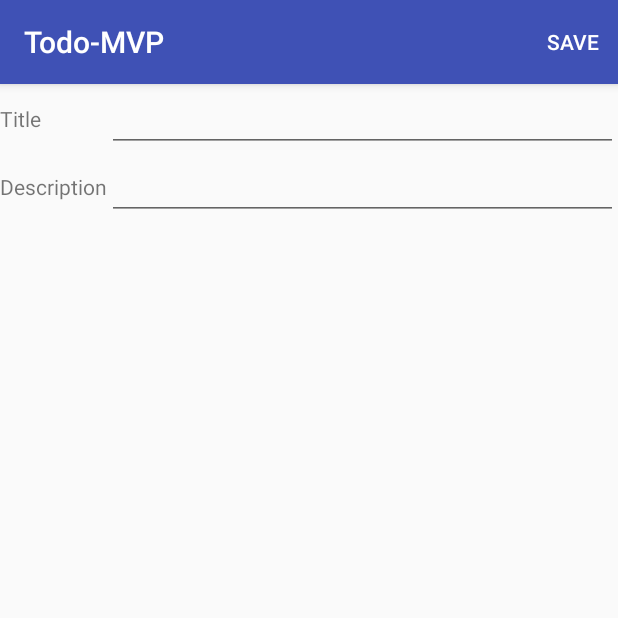
After one commit to mchowning/android-todo-playground-app, an Android app: the fragment AddTaskFragment placed in its activity, on a phone screen of 412 x 824 dp, the top half of it. The commit adds this screen. Run offline under Robolectric (Android 15) with nearby library versions, the phone set to English and light mode, and no system bars.

Commit message:
Basic functionality to add todo items

```diff
--- a/mvp/app/src/main/AndroidManifest.xml
+++ b/mvp/app/src/main/AndroidManifest.xml
@@ -1,6 +1,8 @@
 <?xml version="1.0" encoding="utf-8"?>
 <manifest xmlns:android="http://schemas.android.com/apk/res/android"
           package="com.mattchowning.todo_mvp">
+
+    <uses-permission android:name="android.permission.INTERNET"/>
 
     <application
         android:allowBackup="true"
--- /dev/null
+++ b/mvp/app/src/main/java/com/mattchowning/todo_mvp/AddTaskFragment.kt
@@ -0,0 +1,34 @@
+package com.mattchowning.todo_mvp
+
+import android.os.Bundle
+import android.support.v4.app.Fragment
+import android.view.*
+import android.widget.Toast
+import kotlinx.android.synthetic.main.add_task_fragment.*
+
+class AddTaskFragment : Fragment() {
+
+    override fun onCreate(savedInstanceState: Bundle?) {
+        super.onCreate(savedInstanceState)
+        setHasOptionsMenu(true)
+    }
+
+    override fun onCreateView(inflater: LayoutInflater, container: ViewGroup?, savedInstanceState: Bundle?): View? {
+        return inflater.inflate(R.layout.add_task_fragment, container, false)
+    }
+
+    override fun onCreateOptionsMenu(menu: Menu?, inflater: MenuInflater?) {
+        inflater?.inflate(R.menu.add_fragment_menu, menu)
+    }
+
+    override fun onOptionsItemSelected(item: MenuItem?): Boolean {
+        if (item?.itemId == R.id.menu_save) {
+            Toast.makeText(context, "save button clicked", Toast.LENGTH_SHORT).show()
+            val taskItem = TaskItem(task_title_edittext.text.toString(), task_description_edittext.text.toString())
+            MainActivity.repository.addItem(taskItem)
+            fragmentManager?.popBackStack()
+            return true
+        }
+        return super.onOptionsItemSelected(item)
+    }
+}
--- a/mvp/app/src/main/java/com/mattchowning/todo_mvp/MainActivity.kt
+++ b/mvp/app/src/main/java/com/mattchowning/todo_mvp/MainActivity.kt
@@ -1,12 +1,28 @@
 package com.mattchowning.todo_mvp
 
+import android.os.Bundle
+import android.support.v4.app.Fragment
+import android.support.v4.app.FragmentManager
 import android.support.v7.app.AppCompatActivity
-import android.os.Bundle
 
 class MainActivity : AppCompatActivity() {
 
     override fun onCreate(savedInstanceState: Bundle?) {
         super.onCreate(savedInstanceState)
         setContentView(R.layout.activity_main)
+        replaceFragment(TaskListFragment(), supportFragmentManager, false)
+    }
+
+    companion object {
+        val repository = Repository()
+
+        fun replaceFragment(fragment: Fragment, fragmentManager: FragmentManager?, toBackstack: Boolean) {
+            checkNotNull(fragmentManager)
+            checkNotNull(fragment)
+            val transaction = fragmentManager?.beginTransaction()
+                           ?.replace(R.id.contentFrame, fragment)
+            if (toBackstack) transaction?.addToBackStack(fragment::class.toString())
+            transaction?.commit()
+        }
     }
 }
--- /dev/null
+++ b/mvp/app/src/main/java/com/mattchowning/todo_mvp/TaskItem.kt
@@ -0,0 +1,7 @@
+package com.mattchowning.todo_mvp
+
+import java.util.*
+
+data class TaskItem(val title: String,
+                    val description : String,
+                    val uniqueId : String = UUID.randomUUID().toString())
--- /dev/null
+++ b/mvp/app/src/main/java/com/mattchowning/todo_mvp/TaskListAdapter.kt
@@ -0,0 +1,32 @@
+package com.mattchowning.todo_mvp
+
+import android.support.v7.widget.RecyclerView
+import android.view.LayoutInflater
+import android.view.View
+import android.view.ViewGroup
+import kotlinx.android.synthetic.main.task_list_row.view.*
+import java.util.*
+
+class TaskListAdapter : RecyclerView.Adapter<TaskListAdapter.TaskItemViewHolder>() {
+
+    var taskItems: List<TaskItem> = Collections.emptyList()
+
+    class TaskItemViewHolder(itemView: View) : RecyclerView.ViewHolder(itemView) {
+        fun bind(item: TaskItem) = with(itemView) {
+            titleTextView.text = item.title
+            descriptionTextView.text = item.description
+            uniqueIdTextView.text = item.uniqueId.toString()
+        }
+    }
+
+    override fun onCreateViewHolder(parent: ViewGroup, viewType: Int): TaskItemViewHolder {
+        val v = LayoutInflater.from(parent.context).inflate(R.layout.task_list_row, parent, false)
+        return TaskItemViewHolder(v)
+    }
+
+    override fun getItemCount(): Int = taskItems.size
+
+    override fun onBindViewHolder(holder: TaskItemViewHolder, position: Int) {
+        holder.bind(taskItems[position])
+    }
+}
--- /dev/null
+++ b/mvp/app/src/main/java/com/mattchowning/todo_mvp/TaskListFragment.kt
@@ -0,0 +1,49 @@
+package com.mattchowning.todo_mvp
+
+import android.arch.lifecycle.Observer
+import android.os.Bundle
+import android.support.v4.app.Fragment
+import android.support.v7.widget.LinearLayoutManager
+import android.view.LayoutInflater
+import android.view.View
+import android.view.ViewGroup
+import android.widget.Toast
+import kotlinx.android.synthetic.main.tasks_list_fragment.*
+
+class TaskListFragment : Fragment() {
+
+    private val taskListAdapter = TaskListAdapter()
+
+    override fun onActivityCreated(savedInstanceState: Bundle?) {
+        super.onActivityCreated(savedInstanceState)
+        MainActivity.repository.data
+                .observe(this,
+                        Observer { taskList ->
+                            if (taskList != null) {
+                                taskListAdapter.taskItems = taskList
+                                taskListAdapter.notifyDataSetChanged()
+                            }
+                        })
+    }
+
+    override fun onCreateView(inflater: LayoutInflater,
+                              container: ViewGroup?,
+                              savedInstanceState: Bundle?): View? {
+        return inflater.inflate(R.layout.tasks_list_fragment, container,false)
+    }
+
+    override fun onViewCreated(view: View, savedInstanceState: Bundle?) {
+        recyclerView.apply {
+            layoutManager = LinearLayoutManager(context)
+            adapter = taskListAdapter
+        }
+
+        floatingActionButton.setOnClickListener {
+            Toast.makeText(context, "Clicked", Toast.LENGTH_SHORT).show()
+            MainActivity.replaceFragment(AddTaskFragment(), fragmentManager, true)
+        }
+    }
+
+
+
+}
--- /dev/null
+++ b/mvp/app/src/main/res/drawable/ic_add_white.xml
@@ -0,0 +1,5 @@
+<vector android:height="24dp" android:tint="#FFFFFF"
+    android:viewportHeight="24.0" android:viewportWidth="24.0"
+    android:width="24dp" xmlns:android="http://schemas.android.com/apk/res/android">
+    <path android:fillColor="#FF000000" android:pathData="M19,13h-6v6h-2v-6H5v-2h6V5h2v6h6v2z"/>
+</vector>
--- /dev/null
+++ b/mvp/app/src/main/res/drawable/ic_check_box_outline_blank_gray.xml
@@ -0,0 +1,5 @@
+<vector android:height="24dp" android:tint="#373737"
+    android:viewportHeight="24.0" android:viewportWidth="24.0"
+    android:width="24dp" xmlns:android="http://schemas.android.com/apk/res/android">
+    <path android:fillColor="#FF000000" android:pathData="M19,5v14H5V5h14m0,-2H5c-1.1,0 -2,0.9 -2,2v14c0,1.1 0.9,2 2,2h14c1.1,0 2,-0.9 2,-2V5c0,-1.1 -0.9,-2 -2,-2z"/>
+</vector>
--- a/mvp/app/src/main/res/layout/activity_main.xml
+++ b/mvp/app/src/main/res/layout/activity_main.xml
@@ -1,19 +1,9 @@
 <?xml version="1.0" encoding="utf-8"?>
-<android.support.constraint.ConstraintLayout
+<FrameLayout
     xmlns:android="http://schemas.android.com/apk/res/android"
-    xmlns:app="http://schemas.android.com/apk/res-auto"
     xmlns:tools="http://schemas.android.com/tools"
+    android:id="@+id/contentFrame"
     android:layout_width="match_parent"
     android:layout_height="match_parent"
-    tools:context=".MainActivity">
-
-    <TextView
-        android:layout_width="wrap_content"
-        android:layout_height="wrap_content"
-        android:text="Hello World!"
-        app:layout_constraintBottom_toBottomOf="parent"
-        app:layout_constraintLeft_toLeftOf="parent"
-        app:layout_constraintRight_toRightOf="parent"
-        app:layout_constraintTop_toTopOf="parent"/>
-
-</android.support.constraint.ConstraintLayout>
+    tools:context=".MainActivity"
+    />
--- /dev/null
+++ b/mvp/app/src/main/res/layout/add_task_fragment.xml
@@ -0,0 +1,55 @@
+<?xml version="1.0" encoding="utf-8"?>
+<android.support.constraint.ConstraintLayout
+    xmlns:android="http://schemas.android.com/apk/res/android"
+    android:layout_width="match_parent"
+    android:layout_height="match_parent"
+    xmlns:app="http://schemas.android.com/apk/res-auto">
+
+    <TextView
+        android:id="@+id/task_title_textview"
+        android:layout_width="wrap_content"
+        android:layout_height="wrap_content"
+        android:text="Title"
+        app:layout_constraintLeft_toLeftOf="parent"
+        app:layout_constraintTop_toTopOf="@+id/task_title_edittext"
+        app:layout_constraintBottom_toBottomOf="@+id/task_title_edittext"
+        />
+
+    <TextView
+        android:id="@+id/task_description_textview"
+        android:layout_width="wrap_content"
+        android:layout_height="wrap_content"
+        android:text="Description"
+        app:layout_constraintTop_toTopOf="@+id/task_description_edittext"
+        app:layout_constraintBottom_toBottomOf="@+id/task_description_edittext"
+        app:layout_constraintLeft_toLeftOf="parent"
+        />
+
+    <android.support.constraint.Barrier
+        android:id="@+id/barrier"
+        android:layout_width="wrap_content"
+        android:layout_height="wrap_content"
+        app:barrierDirection="right"
+        app:constraint_referenced_ids="task_title_textview,task_description_textview"
+        />
+
+    <EditText
+        android:id="@+id/task_title_edittext"
+        android:layout_width="0dp"
+        android:layout_height="wrap_content"
+        app:layout_constraintLeft_toRightOf="@+id/barrier"
+        app:layout_constraintRight_toRightOf="parent"
+        app:layout_constraintTop_toTopOf="parent"
+        android:layout_marginBottom="16dp"
+        />
+
+    <EditText
+        android:id="@+id/task_description_edittext"
+        android:layout_width="0dp"
+        android:layout_height="wrap_content"
+        app:layout_constraintLeft_toRightOf="@+id/barrier"
+        app:layout_constraintRight_toRightOf="parent"
+        app:layout_constraintTop_toBottomOf="@+id/task_title_edittext"
+        />
+
+</android.support.constraint.ConstraintLayout>
--- /dev/null
+++ b/mvp/app/src/main/res/menu/add_fragment_menu.xml
@@ -0,0 +1,8 @@
+<?xml version="1.0" encoding="utf-8"?>
+<menu xmlns:android="http://schemas.android.com/apk/res/android"
+      xmlns:app="http://schemas.android.com/apk/res-auto">
+    <item
+        android:id="@+id/menu_save"
+        android:title="Save"
+        app:showAsAction="always|withText" />
+</menu>
```
Also changed, not shown: mvp/app/build.gradle (+14 -3 lines), mvp/app/src/main/java/com/mattchowning/todo_mvp/LocalServerService.kt (added, +15 -0 lines), mvp/app/src/main/java/com/mattchowning/todo_mvp/Repository.kt (added, +67 -0 lines), mvp/app/src/main/res/layout/task_list_row.xml (added, +51 -0 lines), mvp/app/src/main/res/layout/tasks_list_fragment.xml (added, +37 -0 lines), mvp/app/src/main/res/values/styles.xml (+7 -1 lines), 1 other file.
